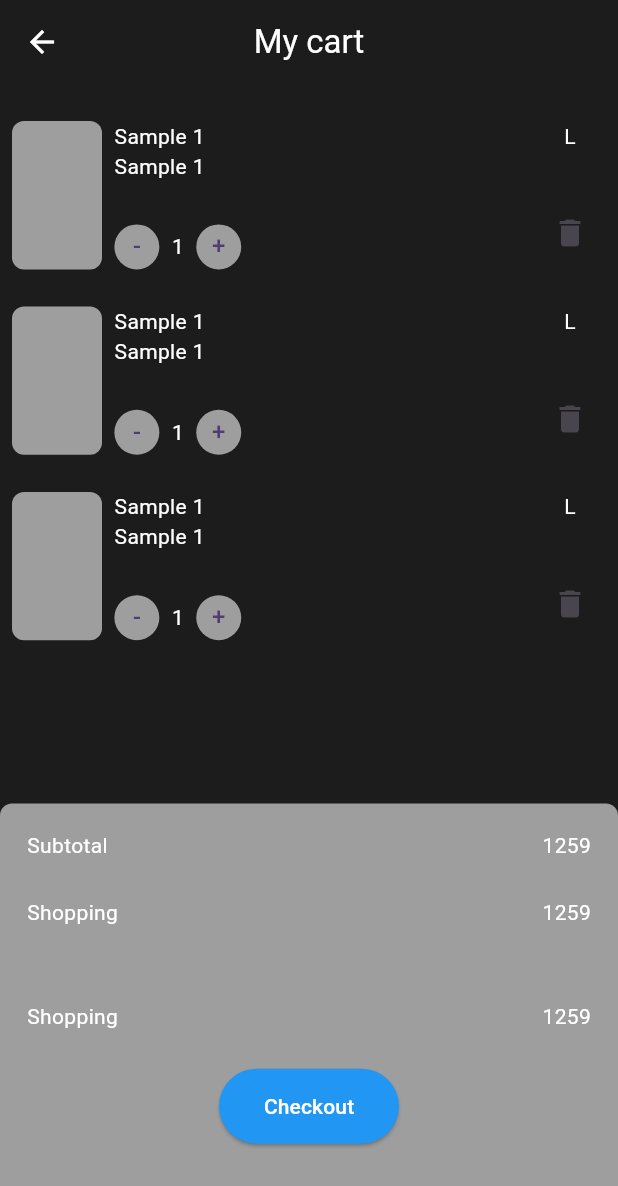
After one commit to Ajmalnk1836/e-commerce, a Flutter app: the screen it shows after launch, on a phone screen of 412 x 824 dp. The commit adds this screen. Shown: the top 1186 px of the screen. Run offline on Flutter 3.47's test engine with Material 3 defaults, Android fonts, the phone set to English and light mode, and no system bars.

Commit message:
cart done

```diff
--- a/lib/main.dart
+++ b/lib/main.dart
@@ -1,4 +1,5 @@
 import 'package:ecommerceapp/screens/bottom_navigation_screen/bottom_navigation.dart';
+import 'package:ecommerceapp/screens/cart/cart_screen.dart';
 import 'package:ecommerceapp/screens/login_screen/login_screen.dart';
 import 'package:ecommerceapp/screens/onboarding_screen/onboarding_screen.dart';
 import 'package:ecommerceapp/screens/prodcut_details_screen/product_details_screen.dart';
@@ -36,7 +37,8 @@ class MyApp extends StatelessWidget {
           colorScheme: ColorScheme.fromSeed(seedColor: Colors.deepPurple),
           useMaterial3: true,
         ),
-        home: PoductDetailsScreen()
+        home: CartScreen()
+        // PoductDetailsScreen()
         // BottomNavigation()
         // BottomNavigation()
         //LoginScreen()
--- /dev/null
+++ b/lib/screens/cart/cart_screen.dart
@@ -0,0 +1,208 @@
+import 'package:ecommerceapp/screens/login_screen/login_screen.dart';
+import 'package:ecommerceapp/utils/app_colors.dart';
+import 'package:flutter/material.dart';
+
+class CartScreen extends StatelessWidget {
+  const CartScreen({super.key});
+
+  @override
+  Widget build(BuildContext context) {
+    final Size size = MediaQuery.of(context).size;
+    return Scaffold(
+      backgroundColor: AppColors.primaryColor,
+      appBar: AppBar(
+        elevation: 0,
+        backgroundColor: AppColors.primaryColor,
+        leading: Icon(
+          Icons.arrow_back,
+          color: Colors.white,
+        ),
+        centerTitle: true,
+        title: Text(
+          "My cart",
+          style: TextStyle(color: Colors.white),
+        ),
+      ),
+      body: SizedBox(
+        height: size.height,
+        width: size.width,
+        child: Column(
+          children: [
+            SizedBox(
+              height: size.height * 0.03,
+            ),
+            CartItemWidget(size: size),
+            SizedBox(
+              height: size.height * 0.03,
+            ),
+            CartItemWidget(size: size),
+            SizedBox(
+              height: size.height * 0.03,
+            ),
+            CartItemWidget(size: size),
+            Spacer(),
+            Container(
+              width: double.infinity,
+              height: size.height * 0.35,
+              decoration: BoxDecoration(
+                color: Colors.grey,
+                borderRadius: BorderRadius.only(
+                  topLeft: Radius.circular(8),
+                  topRight: Radius.circular(8),
+                ),
+              ),
+              child: Padding(
+                padding: const EdgeInsets.all(18.0),
+                child: Column(
+                  children: [
+                    //
+                    Row(
+                      mainAxisAlignment: MainAxisAlignment.spaceBetween,
+                      children: [
+                        Text(
+                          "Subtotal",
+                          style: TextStyle(color: Colors.white),
+                        ),
+                        Text(
+                          "1259",
+                          style: TextStyle(color: Colors.white),
+                        ),
+                      ],
+                    ),
+                    SizedBox(
+                      height: size.height * 0.03,
+                    ),
+                    Row(
+                      mainAxisAlignment: MainAxisAlignment.spaceBetween,
+                      children: [
+                        Text(
+                          "Shopping",
+                          style: TextStyle(color: Colors.white),
+                        ),
+                        Text(
+                          "1259",
+                          style: TextStyle(color: Colors.white),
+                        ),
+                      ],
+                    ),
+                    SizedBox(
+                      height: size.height * 0.06,
+                    ),
+                    Row(
+                      mainAxisAlignment: MainAxisAlignment.spaceBetween,
+                      children: [
+                        Text(
+                          "Shopping",
+                          style: TextStyle(color: Colors.white),
+                        ),
+                        Text(
+                          "1259",
+                          style: TextStyle(color: Colors.white),
+                        ),
+                      ],
+                    ),
+                    SizedBox(
+                      height: size.height * 0.03,
+                    ),
+
+                    CustomButton(
+                        bgColor: Colors.blue,
+                        buttonNameColor: Colors.white,
+                        buttonName: "Checkout"),
+                  ],
+                ),
+              ),
+            ),
+            //row
+          ],
+        ),
+      ),
+    );
+  }
+}
+
+class CartItemWidget extends StatelessWidget {
+  const CartItemWidget({
+    super.key,
+    required this.size,
+  });
+
+  final Size size;
+
+  @override
+  Widget build(BuildContext context) {
+    return Padding(
+      padding: const EdgeInsets.symmetric(horizontal: 8.0),
+      child: Container(
+        height: size.height * 0.12,
+        width: double.infinity,
+        child: Row(
+          crossAxisAlignment: CrossAxisAlignment.start,
+          children: [
+            Container(
+              height: double.infinity,
+              width: 60,
+              decoration: BoxDecoration(
+                color: Colors.grey,
+                borderRadius: BorderRadius.circular(8),
+              ),
+            ),
+            SizedBox(
+              width: size.width * 0.02,
+            ),
+            Column(
+              crossAxisAlignment: CrossAxisAlignment.start,
+              children: [
+                Text(
+                  "Sample 1",
+                  style: TextStyle(color: Colors.white),
+                ),
+                Text(
+                  "Sample 1",
+                  style: TextStyle(color: Colors.white),
+                ),
+                Spacer(),
+                Row(
+                  children: [
+                    CircleAvatar(
+                      backgroundColor: Colors.grey,
+                      minRadius: 15,
+                      child: Text("-"),
+                    ),
+                    SizedBox(
+                      width: size.width * 0.02,
+                    ),
+                    Text(
+                      "1",
+                      style: TextStyle(color: Colors.white),
+                    ),
+                    SizedBox(
+                      width: size.width * 0.02,
+                    ),
+                    CircleAvatar(
+                      backgroundColor: Colors.grey,
+                      minRadius: 15,
+                      child: Text("+"),
+                    ),
+                  ],
+                ),
+              ],
+            ),
+            Spacer(),
+            Column(
+              mainAxisAlignment: MainAxisAlignment.start,
+              children: [
+                Text(
+                  "L",
+                  style: TextStyle(color: Colors.white),
+                ),
+                Spacer(),
+                IconButton(onPressed: () {}, icon: Icon(Icons.delete))
+              ],
+            )
+          ],
+        ),
+      ),
+    );
+  }
+}
--- a/lib/screens/login_screen/login_screen.dart
+++ b/lib/screens/login_screen/login_screen.dart
@@ -168,7 +168,7 @@ class CustomButton extends StatelessWidget {
   Widget build(BuildContext context) {
     return Center(
       child: SizedBox(
-        width: double.infinity,
+        width: 120,
         height: 50,
         child: ElevatedButton(
           onPressed: () {},
```
